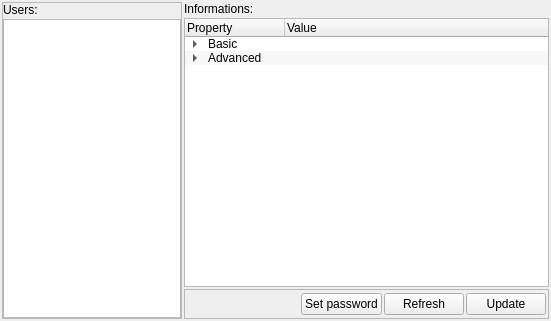
Above: App/UserInfo/views/informationform.ui from l3enQ/QtCUrl before the change. Below: the same form after it.
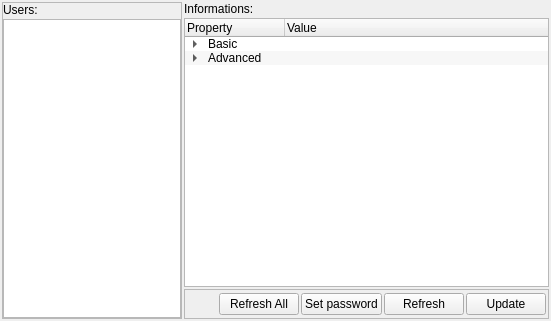
That is the form after the change.

Commit message: specific refresh added to use view user info command specific refresh will be called after update user info

Diff of the .ui file:
```diff
--- a/App/UserInfo/views/informationform.ui
+++ b/App/UserInfo/views/informationform.ui
@@ -72,6 +72,13 @@
         </property>
        </spacer>
       </item>
+      <item>
+       <widget class="QPushButton" name="btnRefreshAll">
+        <property name="text">
+         <string>Refresh All</string>
+        </property>
+       </widget>
+      </item>
       <item>
        <widget class="QPushButton" name="btnSetPassword">
         <property name="text">
```
The commit also changes 5 other files.
